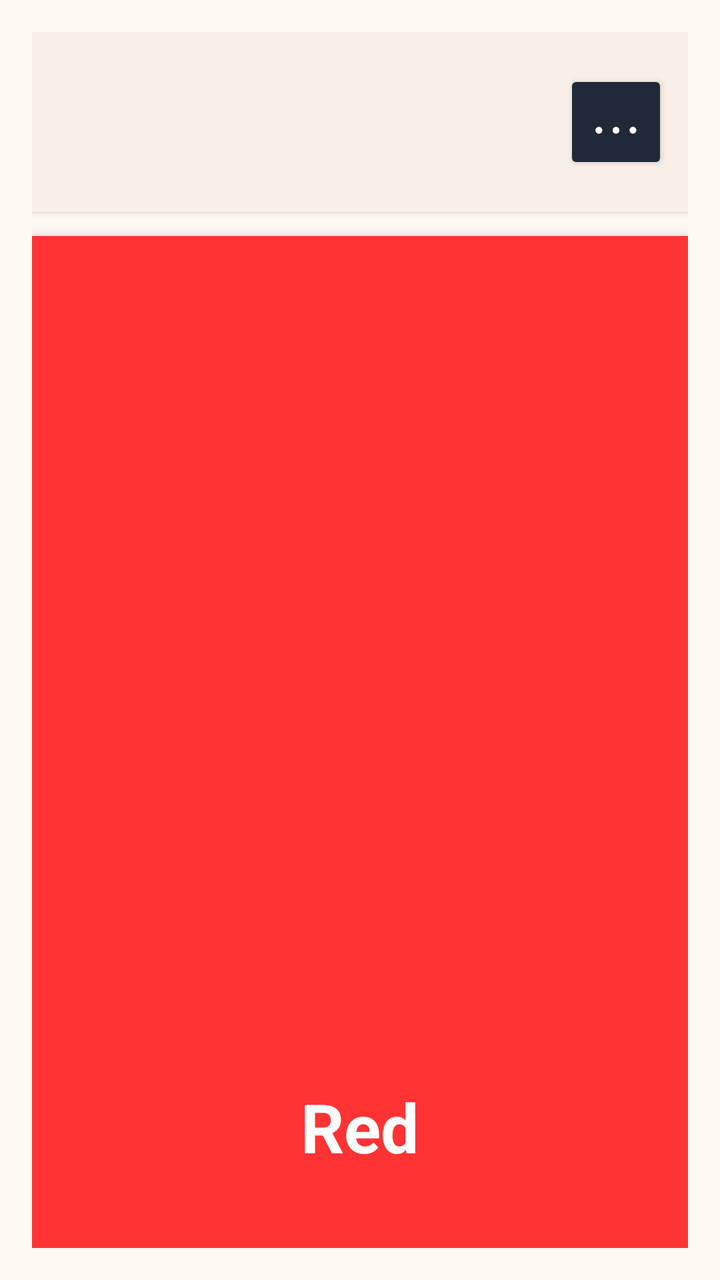
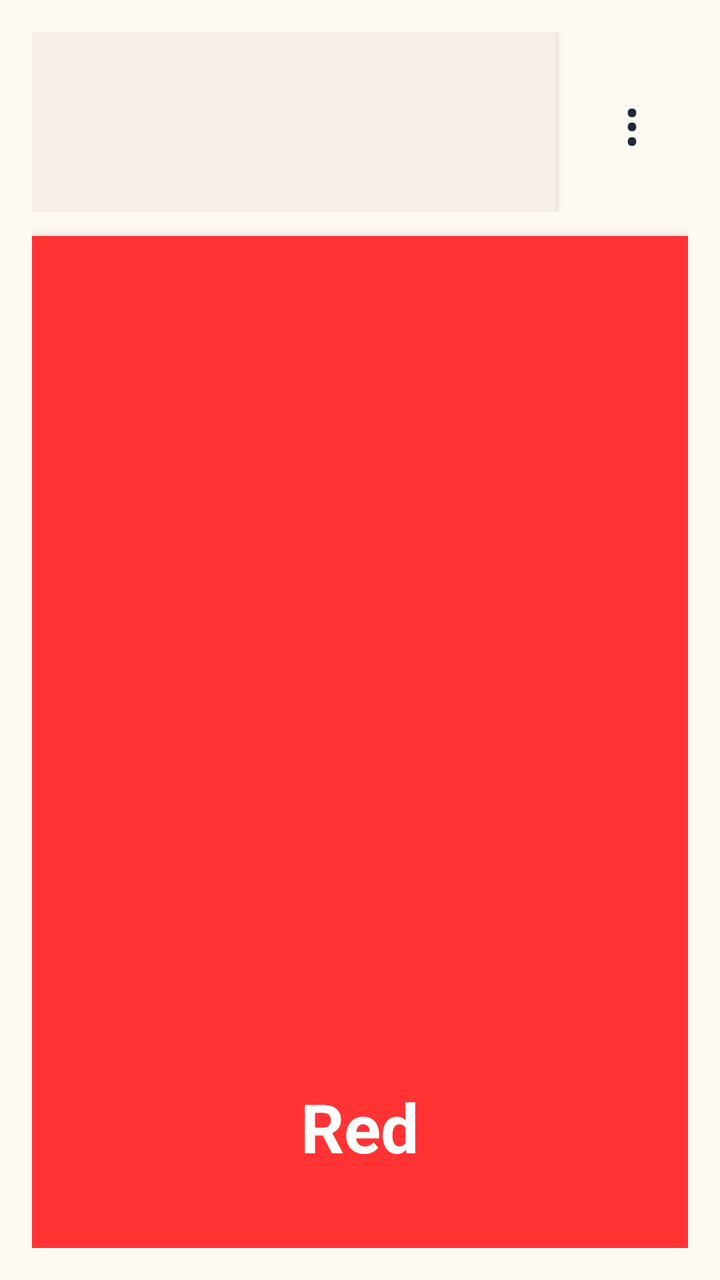

Compare the two renders of this Android layout. The source of the first and the diff that turns it into the second are given below.
<!-- AndroidManifest.xml: application theme Theme.LearnColor -->
<!-- res/layout/activity_main.xml -->
<?xml version="1.0" encoding="utf-8"?>
<LinearLayout xmlns:android="http://schemas.android.com/apk/res/android"
    android:layout_width="match_parent"
    android:layout_height="match_parent"
    android:background="#FFF9F4"
    android:orientation="vertical"
    android:padding="16dp">

    <LinearLayout
        android:layout_width="match_parent"
        android:layout_height="90dp"
        android:background="#F8EFE8"
        android:elevation="2dp"
        android:gravity="center_vertical"
        android:orientation="horizontal"
        android:paddingLeft="10dp"
        android:paddingRight="10dp"
        android:paddingTop="8dp"
        android:paddingBottom="8dp">

        <HorizontalScrollView
            android:layout_width="0dp"
            android:layout_height="match_parent"
            android:layout_weight="1"
            android:fillViewport="true"
            android:scrollbars="none">

            <LinearLayout
                android:id="@+id/colorBar"
                android:layout_width="wrap_content"
                android:layout_height="match_parent"
                android:gravity="center_vertical"
                android:orientation="horizontal" />
        </HorizontalScrollView>

        <Button
            android:id="@+id/modeMenuButton"
            android:layout_width="52dp"
            android:layout_height="52dp"
            android:layout_marginStart="8dp"
            android:backgroundTint="#1F2937"
            android:text="⋯"
            android:textColor="#FFFFFF"
            android:textSize="28sp" />
    </LinearLayout>

    <LinearLayout
        android:id="@+id/modeOptions"
        android:layout_width="match_parent"
        android:layout_height="wrap_content"
        android:layout_marginTop="8dp"
        android:background="#FFFFFF"
        android:elevation="2dp"
        android:gravity="center"
        android:orientation="horizontal"
        android:padding="8dp"
        android:visibility="gone">

        <Button
            android:id="@+id/basicModeButton"
            android:layout_width="0dp"
            android:layout_height="40dp"
            android:layout_marginEnd="8dp"
            android:layout_weight="1"
            android:backgroundTint="#7C3AED"
            android:text="Basic"
            android:textColor="#FFFFFF" />

        <Button
            android:id="@+id/advancedModeButton"
            android:layout_width="0dp"
            android:layout_height="40dp"
            android:layout_marginStart="8dp"
            android:layout_weight="1"
            android:backgroundTint="#E7E7E7"
            android:text="Advanced"
            android:textColor="#1C1C1C" />
    </LinearLayout>

    <FrameLayout
        android:id="@+id/colorPreview"
        android:layout_width="match_parent"
        android:layout_height="0dp"
        android:layout_marginTop="12dp"
        android:layout_weight="1"
        android:background="#FF0000"
        android:clickable="true"
        android:clipToOutline="true"
        android:elevation="6dp"
        android:focusable="true"
        android:outlineProvider="background">

        <View
            android:id="@+id/glassOverlay"
            android:layout_width="match_parent"
            android:layout_height="match_parent"
            android:background="#33FFFFFF" />

        <TextView
            android:id="@+id/colorLabel"
            android:layout_width="wrap_content"
            android:layout_height="wrap_content"
            android:layout_gravity="bottom|center_horizontal"
            android:layout_marginBottom="26dp"
            android:background="@android:color/transparent"
            android:paddingLeft="22dp"
            android:paddingTop="12dp"
            android:paddingRight="22dp"
            android:paddingBottom="12dp"
            android:text="Red"
            android:textColor="#FFFFFF"
            android:textSize="34sp"
            android:textStyle="bold" />
    </FrameLayout>
</LinearLayout>
<!-- resources referenced by this layout -->
<resources>
  <style name="Theme.LearnColor" parent="Theme.Material3.DayNight.NoActionBar">
          <item name="colorPrimary">@color/purple_500</item>
          <item name="colorOnPrimary">#FFFFFF</item>
          <item name="android:statusBarColor">@android:color/transparent</item>
          <item name="android:windowLightStatusBar" tools:targetApi="23">true</item>
      </style>
  <color name="purple_500">#6200EE</color>
</resources>

<!-- the commit's change to res/layout/activity_main.xml (unified diff, before → after) -->
@@ -9,72 +9,105 @@
     <LinearLayout
         android:layout_width="match_parent"
         android:layout_height="90dp"
-        android:background="#F8EFE8"
-        android:elevation="2dp"
         android:gravity="center_vertical"
         android:orientation="horizontal"
-        android:paddingLeft="10dp"
-        android:paddingRight="10dp"
-        android:paddingTop="8dp"
-        android:paddingBottom="8dp">
+        android:paddingLeft="0dp"
+        android:paddingRight="0dp"
+        android:paddingTop="0dp"
+        android:paddingBottom="0dp">
 
-        <HorizontalScrollView
+        <LinearLayout
             android:layout_width="0dp"
             android:layout_height="match_parent"
             android:layout_weight="1"
-            android:fillViewport="true"
-            android:scrollbars="none">
+            android:background="#F8EFE8"
+            android:elevation="2dp"
+            android:gravity="center_vertical"
+            android:orientation="horizontal"
+            android:paddingLeft="12dp"
+            android:paddingRight="12dp">
 
-            <LinearLayout
-                android:id="@+id/colorBar"
-                android:layout_width="wrap_content"
+            <HorizontalScrollView
+                android:layout_width="match_parent"
                 android:layout_height="match_parent"
-                android:gravity="center_vertical"
-                android:orientation="horizontal" />
-        </HorizontalScrollView>
+                android:fillViewport="true"
+                android:scrollbars="none">
+
+                <LinearLayout
+                    android:id="@+id/colorBar"
+                    android:layout_width="wrap_content"
+                    android:layout_height="match_parent"
+                    android:gravity="center_vertical"
+                    android:orientation="horizontal" />
+            </HorizontalScrollView>
+        </LinearLayout>
 
         <Button
             android:id="@+id/modeMenuButton"
-            android:layout_width="52dp"
-            android:layout_height="52dp"
-            android:layout_marginStart="8dp"
-            android:backgroundTint="#1F2937"
-            android:text="⋯"
-            android:textColor="#FFFFFF"
-            android:textSize="28sp" />
+            android:layout_width="56dp"
+            android:layout_height="56dp"
+            android:layout_marginStart="10dp"
+            android:background="@android:color/transparent"
+            android:backgroundTint="@android:color/transparent"
+            android:text="⋮"
+            android:textColor="#1F2937"
+            android:textSize="30sp" />
     </LinearLayout>
 
     <LinearLayout
         android:id="@+id/modeOptions"
         android:layout_width="match_parent"
         android:layout_height="wrap_content"
-        android:layout_marginTop="8dp"
+        android:layout_marginTop="12dp"
         android:background="#FFFFFF"
-        android:elevation="2dp"
-        android:gravity="center"
-        android:orientation="horizontal"
-        android:padding="8dp"
+        android:elevation="6dp"
+        android:orientation="vertical"
+        android:padding="16dp"
         android:visibility="gone">
 
-        <Button
-            android:id="@+id/basicModeButton"
-            android:layout_width="0dp"
-            android:layout_height="40dp"
-            android:layout_marginEnd="8dp"
-            android:layout_weight="1"
-            android:backgroundTint="#7C3AED"
-            android:text="Basic"
-            android:textColor="#FFFFFF" />
+        <TextView
+            android:layout_width="wrap_content"
+            android:layout_height="wrap_content"
+            android:layout_marginBottom="8dp"
+            android:text="Settings"
+            android:textColor="#1F2937"
+            android:textSize="18sp"
+            android:textStyle="bold" />
 
-        <Button
-            android:id="@+id/advancedModeButton"
-            android:layout_width="0dp"
-            android:layout_height="40dp"
-            android:layout_marginStart="8dp"
-            android:layout_weight="1"
-            android:backgroundTint="#E7E7E7"
-            android:text="Advanced"
-            android:textColor="#1C1C1C" />
+        <TextView
+            android:layout_width="wrap_content"
+            android:layout_height="wrap_content"
+            android:layout_marginBottom="12dp"
+            android:text="Choose a color set"
+            android:textColor="#6B7280"
+            android:textSize="14sp" />
+
+        <LinearLayout
+            android:layout_width="match_parent"
+            android:layout_height="wrap_content"
+            android:gravity="center"
+            android:orientation="horizontal">
+
+            <Button
+                android:id="@+id/basicModeButton"
+                android:layout_width="0dp"
+                android:layout_height="42dp"
+                android:layout_marginEnd="8dp"
+                android:layout_weight="1"
+                android:backgroundTint="#7C3AED"
+                android:text="Basic"
+                android:textColor="#FFFFFF" />
+
+            <Button
+                android:id="@+id/advancedModeButton"
+                android:layout_width="0dp"
+                android:layout_height="42dp"
+                android:layout_marginStart="8dp"
+                android:layout_weight="1"
+                android:backgroundTint="#E7E7E7"
+                android:text="Advanced"
+                android:textColor="#1C1C1C" />
+        </LinearLayout>
     </LinearLayout>
 
     <FrameLayout
